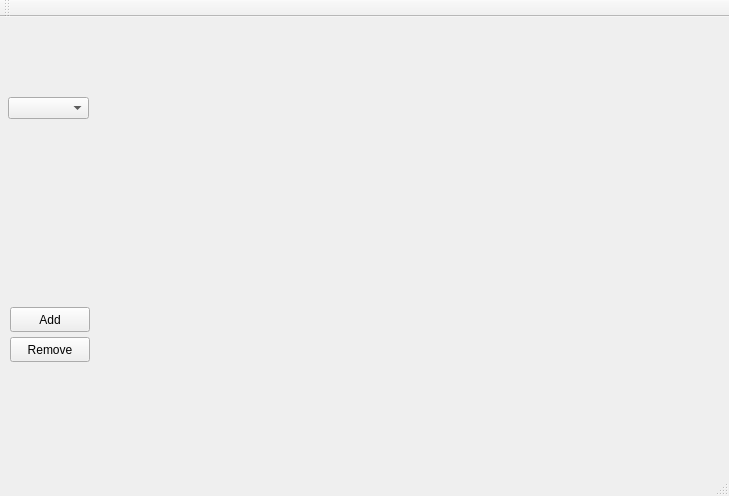
Above: project/window.ui from EvanParallax/oop-technologies-2019 before the change. Below: the same form after it.
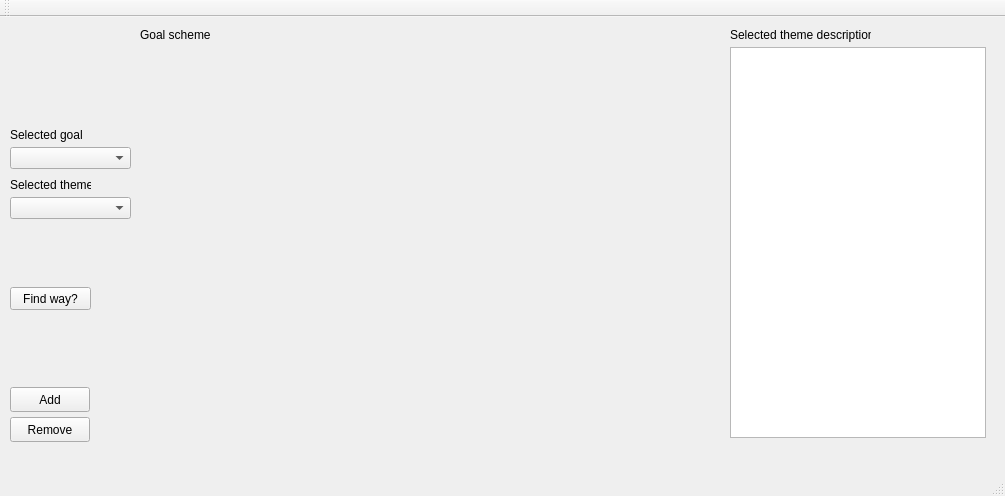
That is the form after the change.

```diff
--- a/project/window.ui
+++ b/project/window.ui
@@ -6,7 +6,7 @@
    <rect>
     <x>0</x>
     <y>0</y>
-    <width>729</width>
+    <width>1005</width>
     <height>496</height>
    </rect>
   </property>
@@ -18,7 +18,7 @@
     <property name="geometry">
      <rect>
       <x>10</x>
-      <y>320</y>
+      <y>400</y>
       <width>80</width>
       <height>25</height>
      </rect>
@@ -31,7 +31,7 @@
     <property name="geometry">
      <rect>
       <x>10</x>
-      <y>290</y>
+      <y>370</y>
       <width>80</width>
       <height>25</height>
      </rect>
@@ -43,10 +43,10 @@
    <widget class="QWidget" name="verticalLayoutWidget">
     <property name="geometry">
      <rect>
-      <x>100</x>
-      <y>0</y>
-      <width>611</width>
-      <height>421</height>
+      <x>140</x>
+      <y>30</y>
+      <width>571</width>
+      <height>391</height>
      </rect>
     </property>
     <layout class="QVBoxLayout" name="layout">
@@ -58,13 +58,98 @@
    <widget class="QComboBox" name="GraphBox">
     <property name="geometry">
      <rect>
-      <x>8</x>
-      <y>80</y>
+      <x>10</x>
+      <y>130</y>
+      <width>121</width>
+      <height>22</height>
+     </rect>
+    </property>
+   </widget>
+   <widget class="QLabel" name="label">
+    <property name="geometry">
+     <rect>
+      <x>10</x>
+      <y>110</y>
+      <width>121</width>
+      <height>16</height>
+     </rect>
+    </property>
+    <property name="text">
+     <string>Selected goal</string>
+    </property>
+   </widget>
+   <widget class="QLabel" name="label_2">
+    <property name="geometry">
+     <rect>
+      <x>10</x>
+      <y>160</y>
       <width>81</width>
+      <height>16</height>
+     </rect>
+    </property>
+    <property name="text">
+     <string>Selected theme</string>
+    </property>
+   </widget>
+   <widget class="QComboBox" name="ThemeBox">
+    <property name="geometry">
+     <rect>
+      <x>10</x>
+      <y>180</y>
+      <width>121</width>
       <height>22</height>
      </rect>
     </property>
    </widget>
+   <widget class="QLabel" name="label_3">
+    <property name="geometry">
+     <rect>
+      <x>140</x>
+      <y>10</y>
+      <width>71</width>
+      <height>16</height>
+     </rect>
+    </property>
+    <property name="text">
+     <string>Goal scheme</string>
+    </property>
+   </widget>
+   <widget class="QTextBrowser" name="textBrowser">
+    <property name="geometry">
+     <rect>
+      <x>730</x>
+      <y>30</y>
+      <width>256</width>
+      <height>391</height>
+     </rect>
+    </property>
+   </widget>
+   <widget class="QLabel" name="label_4">
+    <property name="geometry">
+     <rect>
+      <x>730</x>
+      <y>10</y>
+      <width>141</width>
+      <height>16</height>
+     </rect>
+    </property>
+    <property name="text">
+     <string>Selected theme description</string>
+    </property>
+   </widget>
+   <widget class="QPushButton" name="pushButton">
+    <property name="geometry">
+     <rect>
+      <x>10</x>
+      <y>270</y>
+      <width>81</width>
+      <height>23</height>
+     </rect>
+    </property>
+    <property name="text">
+     <string>Find way?</string>
+    </property>
+   </widget>
   </widget>
   <widget class="QMenuBar" name="menuBar">
    <property name="geometry">
```
Left out of the diff: 4 changed lines with no effect on the pictures.
